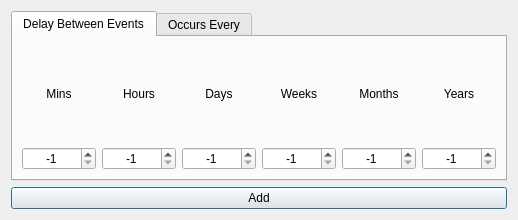
The window that waitercrondialog.ui (kwplummer/QCompanion) describes before a commit, drawn with Qt 5.
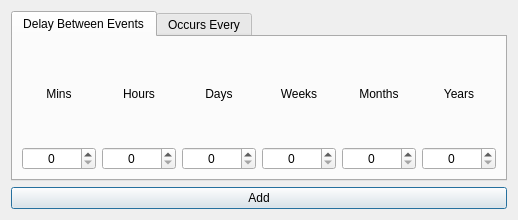
The same window after the commit.

```diff
--- a/waitercrondialog.ui
+++ b/waitercrondialog.ui
@@ -106,13 +106,13 @@
             <set>Qt::AlignCenter</set>
            </property>
            <property name="minimum">
-            <number>-1</number>
+            <number>0</number>
            </property>
            <property name="maximum">
             <number>100</number>
            </property>
            <property name="value">
-            <number>-1</number>
+            <number>0</number>
            </property>
           </widget>
          </item>
@@ -122,13 +122,13 @@
             <set>Qt::AlignCenter</set>
            </property>
            <property name="minimum">
-            <number>-1</number>
+            <number>0</number>
            </property>
            <property name="maximum">
             <number>100</number>
            </property>
            <property name="value">
-            <number>-1</number>
+            <number>0</number>
            </property>
           </widget>
          </item>
@@ -138,13 +138,13 @@
             <set>Qt::AlignCenter</set>
            </property>
            <property name="minimum">
-            <number>-1</number>
+            <number>0</number>
            </property>
            <property name="maximum">
             <number>100</number>
            </property>
            <property name="value">
-            <number>-1</number>
+            <number>0</number>
            </property>
           </widget>
          </item>
@@ -154,13 +154,13 @@
             <set>Qt::AlignCenter</set>
            </property>
            <property name="minimum">
-            <number>-1</number>
+            <number>0</number>
            </property>
            <property name="maximum">
             <number>100</number>
            </property>
            <property name="value">
-            <number>-1</number>
+            <number>0</number>
            </property>
           </widget>
          </item>
@@ -170,13 +170,13 @@
             <set>Qt::AlignCenter</set>
            </property>
            <property name="minimum">
-            <number>-1</number>
+            <number>0</number>
            </property>
            <property name="maximum">
             <number>100</number>
            </property>
            <property name="value">
-            <number>-1</number>
+            <number>0</number>
            </property>
           </widget>
          </item>
@@ -196,13 +196,13 @@
             <set>Qt::AlignCenter</set>
            </property>
            <property name="minimum">
-            <number>-1</number>
+            <number>0</number>
            </property>
            <property name="maximum">
             <number>100</number>
            </property>
            <property name="value">
-            <number>-1</number>
+            <number>0</number>
            </property>
           </widget>
          </item>
```
Left out of the diff: 16 changed lines with no effect on the pictures.
